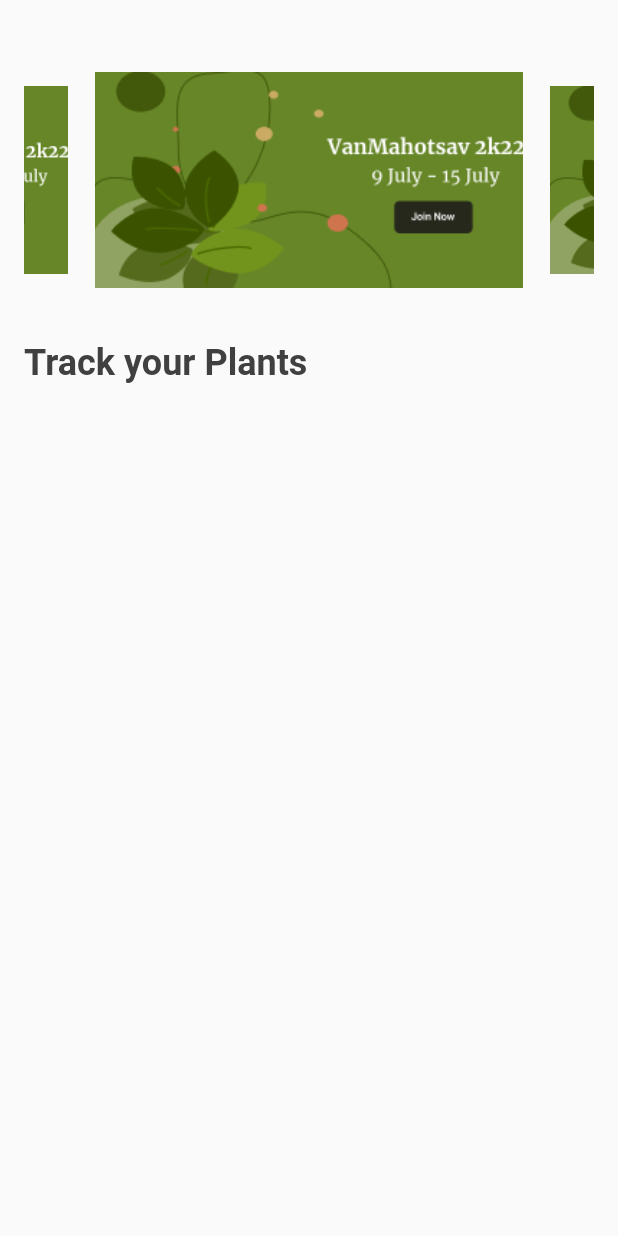
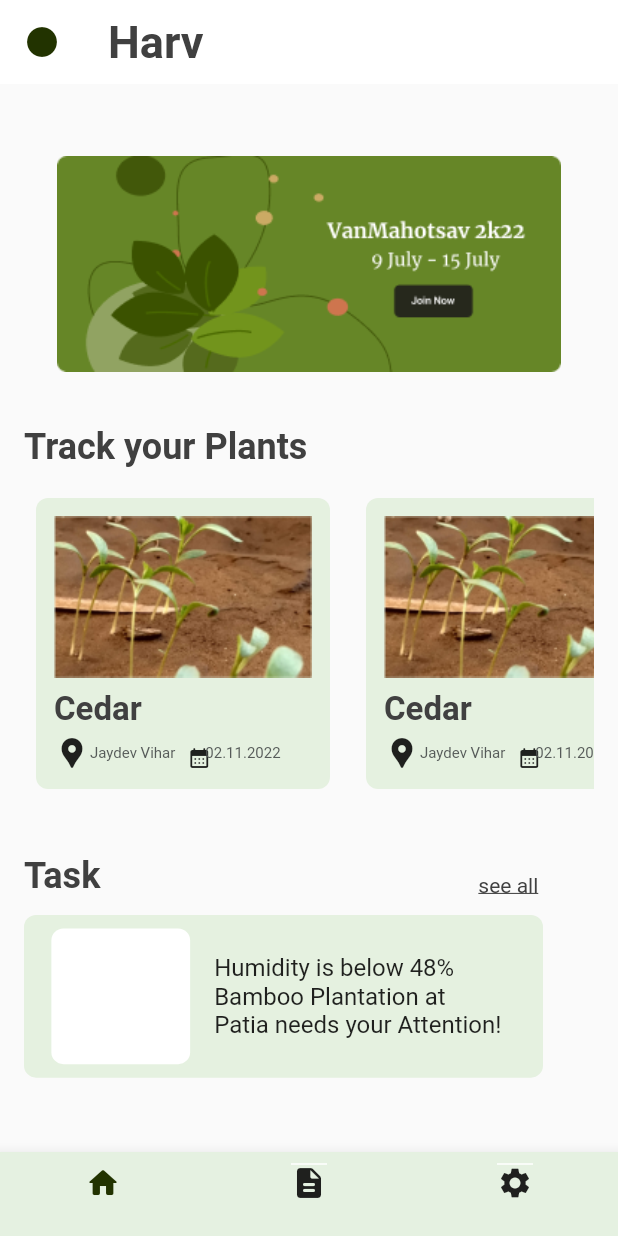
Before and after one commit to ashishmohapatra240/harv, a Flutter app: the screen it shows after launch, on a phone screen of 412 x 824 dp. Run offline on Flutter 3.47's test engine with Material 2 defaults, Android fonts, the phone set to English and light mode, and no system bars; drawn by our look-alikes of carousel_slider.

Commit message:
Added Home Screen

```diff
--- a/lib/constants/global_variables.dart
+++ b/lib/constants/global_variables.dart
@@ -3,16 +3,16 @@ import 'package:flutter/material.dart';
 class GlobalVariables {
   // COLORS
 
-
-  static const primaryColor = Color.fromRGBO(102, 134, 39, 1);
+  static const primaryColor = Color.fromRGBO(34, 51, 0, 1);
   static const backgroundColor = Color(0xff090909);
   static const Color cardBackgroundColor = Color(0xffE5F1E1);
 
   static var selectedNavBarColor = primaryColor;
   static const unselectedNavBarColor = Colors.black87;
 
-   static const List<String> carouselImages = [
+//Images
+  static const List<String> carouselImages = [
     'assets/images/Banner.png',
-
+    'assets/images/Banner2.png',
   ];
 }
--- a/lib/main.dart
+++ b/lib/main.dart
@@ -1,4 +1,5 @@
 import 'package:flutter/material.dart';
+import 'package:harv/screens/dashboard.dart';
 import 'package:harv/screens/home.dart';
 
 void main() {
@@ -12,8 +13,9 @@ class MyApp extends StatelessWidget {
   @override
   Widget build(BuildContext context) {
     return const MaterialApp(
+      debugShowCheckedModeBanner: false,
       title: 'Harv',
-      home: Home(),
+      home: Dashboard(),
     );
   }
 }
--- /dev/null
+++ b/lib/screens/dashboard.dart
@@ -0,0 +1,92 @@
+import 'package:flutter/material.dart';
+import 'package:harv/screens/home.dart';
+
+import '../constants/global_variables.dart';
+
+class Dashboard extends StatefulWidget {
+  const Dashboard({super.key});
+
+  @override
+  State<Dashboard> createState() => _DashboardState();
+}
+
+class _DashboardState extends State<Dashboard> {
+  bool alerted = false;
+
+  int _page = 0;
+  List<Widget> pages = [
+    const Home(),
+    const Text('data'),
+    const Text('data'),
+  ];
+
+  void updatePage(int page) {
+    setState(() {
+      _page = page;
+    });
+  }
+
+  @override
+  Widget build(BuildContext context) {
+    return Scaffold(
+      body: pages[_page],
+      bottomNavigationBar: BottomNavigationBar(
+        currentIndex: _page,
+        selectedItemColor: GlobalVariables.primaryColor,
+        unselectedItemColor: GlobalVariables.unselectedNavBarColor,
+        backgroundColor: GlobalVariables.cardBackgroundColor,
+        iconSize: 24,
+        onTap: updatePage,
+        items: [
+          //Home
+          BottomNavigationBarItem(
+            icon: Container(
+              decoration: BoxDecoration(
+                border: Border(
+                  top: BorderSide(
+                    color: _page == 0
+                        ? GlobalVariables.cardBackgroundColor
+                        : Colors.white,
+                  ),
+                ),
+              ),
+              child: Icon(Icons.home_rounded),
+            ),
+            label: '',
+          ),
+
+          BottomNavigationBarItem(
+            icon: Container(
+              decoration: BoxDecoration(
+                border: Border(
+                  top: BorderSide(
+                    color: _page == 1
+                        ? GlobalVariables.cardBackgroundColor
+                        : Colors.white,
+                  ),
+                ),
+              ),
+              child: Icon(Icons.description_rounded),
+            ),
+            label: '',
+          ),
+          BottomNavigationBarItem(
+            icon: Container(
+              decoration: BoxDecoration(
+                border: Border(
+                  top: BorderSide(
+                    color: _page == 1
+                        ? GlobalVariables.cardBackgroundColor
+                        : Colors.white,
+                  ),
+                ),
+              ),
+              child: Icon(Icons.settings),
+            ),
+            label: '',
+          ),
+        ],
+      ),
+    );
+  }
+}
--- a/lib/screens/home.dart
+++ b/lib/screens/home.dart
@@ -1,4 +1,6 @@
 import 'package:flutter/material.dart';
+import 'package:harv/constants/global_variables.dart';
+import 'package:harv/widgets/homecard.dart';
 import 'package:harv/widgets/carousal.dart';
 
 class Home extends StatelessWidget {
@@ -8,11 +10,32 @@ class Home extends StatelessWidget {
   Widget build(BuildContext context) {
     return SafeArea(
       child: Scaffold(
+        appBar: AppBar(
+          elevation: 0,
+          backgroundColor: Colors.white,
+          title: Text(
+            "Harv",
+            style: TextStyle(
+              color: Color(0xff404040),
+              fontSize: 30,
+              fontFamily: "Roboto",
+              fontWeight: FontWeight.w600,
+            ),
+          ),
+          leading: IconButton(
+            onPressed: () {},
+            icon: Icon(
+              Icons.circle,
+              color: GlobalVariables.primaryColor,
+            ),
+          ),
+        ),
         body: Padding(
           padding: const EdgeInsets.symmetric(horizontal: 16.0, vertical: 48),
-          child: Column(
+          child: SingleChildScrollView(
+            child: Column(
               crossAxisAlignment: CrossAxisAlignment.start,
-              children: const [
+              children: [
                 CarouselImage(),
                 SizedBox(
                   height: 36,
@@ -25,8 +48,105 @@ class Home extends StatelessWidget {
                     fontFamily: "Roboto",
                     fontWeight: FontWeight.w600,
                   ),
+                ),
+                SizedBox(
+                  height: 12,
+                ),
+                Container(
+                  height: 210,
+                  child: ListView(
+                    scrollDirection: Axis.horizontal,
+                    padding: const EdgeInsets.all(8),
+                    children: <Widget>[
+                      HomeCard(),
+                      SizedBox(
+                        width: 24,
+                      ),
+                      HomeCard(),
+                    ],
+                  ),
+                ),
+                SizedBox(
+                  height: 36,
+                ),
+                Container(
+                  width: 346,
+                  child: Row(
+                    mainAxisSize: MainAxisSize.min,
+                    mainAxisAlignment: MainAxisAlignment.start,
+                    crossAxisAlignment: CrossAxisAlignment.end,
+                    children: const [
+                      Text(
+                        "Task",
+                        style: TextStyle(
+                          color: Color(0xff404040),
+                          fontSize: 24,
+                          fontFamily: "Roboto",
+                          fontWeight: FontWeight.w600,
+                        ),
+                      ),
+                      SizedBox(width: 252),
+                      Text(
+                        "see all",
+                        textAlign: TextAlign.right,
+                        style: TextStyle(
+                          color: Color(0xff404040),
+                          fontSize: 14,
+                          decoration: TextDecoration.underline,
+                        ),
+                      ),
+                    ],
+                  ),
+                ),
+                SizedBox(
+                  height: 12,
+                ),
+                Container(
+                  width: 346,
+                  decoration: BoxDecoration(
+                    borderRadius: BorderRadius.circular(8),
+                    color: Color(0xffe5f1e0),
+                  ),
+                  padding: const EdgeInsets.symmetric(
+                    horizontal: 12,
+                    vertical: 9,
+                  ),
+                  child: Column(
+                    mainAxisSize: MainAxisSize.min,
+                    mainAxisAlignment: MainAxisAlignment.center,
+                    crossAxisAlignment: CrossAxisAlignment.center,
+                    children: [
+                      Row(
+                        mainAxisSize: MainAxisSize.min,
+                        mainAxisAlignment: MainAxisAlignment.start,
+                        crossAxisAlignment: CrossAxisAlignment.center,
+                        children: [
+                          Container(
+                            width: 92.51,
+                            height: 90.42,
+                            decoration: BoxDecoration(
+                              borderRadius: BorderRadius.circular(8),
+                              color: Colors.white,
+                            ),
+                          ),
+                          SizedBox(width: 16),
+                          SizedBox(
+                            width: 201,
+                            child: Text(
+                              "Humidity is below 48%\nBamboo Plantation at\nPatia needs your Attention!",
+                              style: TextStyle(
+                                fontSize: 16,
+                              ),
+                            ),
+                          ),
+                        ],
+                      ),
+                    ],
+                  ),
                 )
-              ]),
+              ],
+            ),
+          ),
         ),
       ),
     );
--- a/lib/widgets/carousal.dart
+++ b/lib/widgets/carousal.dart
@@ -27,7 +27,7 @@ class CarouselImage extends StatelessWidget {
           );
         }).toList(),
         options: CarouselOptions(
-          viewportFraction: 0.75,
+          viewportFraction: 1,
           height: 144,
           autoPlay: true,
           enlargeCenterPage: true,
--- /dev/null
+++ b/lib/widgets/homecard.dart
@@ -0,0 +1,92 @@
+import 'package:flutter/material.dart';
+
+class HomeCard extends StatelessWidget {
+  const HomeCard({super.key});
+
+  @override
+  Widget build(BuildContext context) {
+    return Container(
+      width: 196,
+      height: 200,
+      decoration: BoxDecoration(
+        borderRadius: BorderRadius.circular(8),
+        color: Color(0xffe5f1e0),
+      ),
+      padding: const EdgeInsets.symmetric(
+        horizontal: 12,
+        vertical: 12,
+      ),
+      child: Column(
+        children: [
+          Image.asset(
+            'assets/images/Bamboo1.png',
+            height: 108,
+            width: 172,
+          ),
+          Column(
+            crossAxisAlignment: CrossAxisAlignment.start,
+            children: [
+              Padding(
+                padding: const EdgeInsets.only(top: 8.0),
+                child: Text(
+                  "Cedar",
+                  style: TextStyle(
+                    color: Color(0xff404040),
+                    fontSize: 22,
+                    fontFamily: "Roboto",
+                    fontWeight: FontWeight.w600,
+                  ),
+                ),
+              ),
+              SizedBox(height: 4),
+              Row(
+                children: [
+                  Row(
+                    children: const [
+                      Icon(Icons.location_pin),
+                      Text(
+                        "Jaydev Vihar",
+                        style: TextStyle(
+                          color: Color(0xff565b59),
+                          fontSize: 10,
+                        ),
+                      ),
+                    ],
+                  ),
+                  SizedBox(width: 8
+                  ),
+                  Row(
+                    mainAxisSize: MainAxisSize.min,
+                    mainAxisAlignment: MainAxisAlignment.center,
+                    crossAxisAlignment: CrossAxisAlignment.center,
+                    children: [
+                      Container(
+                        width: 10,
+                        height: 10,
+                        decoration: BoxDecoration(
+                          borderRadius: BorderRadius.circular(8),
+                        ),
+                        child: Icon(
+                          Icons.calendar_month_rounded,
+                          size: 16,
+                        ),
+                      ),
+                      SizedBox(width: 2),
+                      Text(
+                        "02.11.2022",
+                        style: TextStyle(
+                          color: Color(0xff565b59),
+                          fontSize: 10,
+                        ),
+                      ),
+                    ],
+                  ),
+                ],
+              ),
+            ],
+          )
+        ],
+      ),
+    );
+  }
+}
```
Also changed, not shown: assets/images/Bamboo1.png (added), assets/images/Banner2.png (added), lib/screens/choose_volunteer.dart (added).
